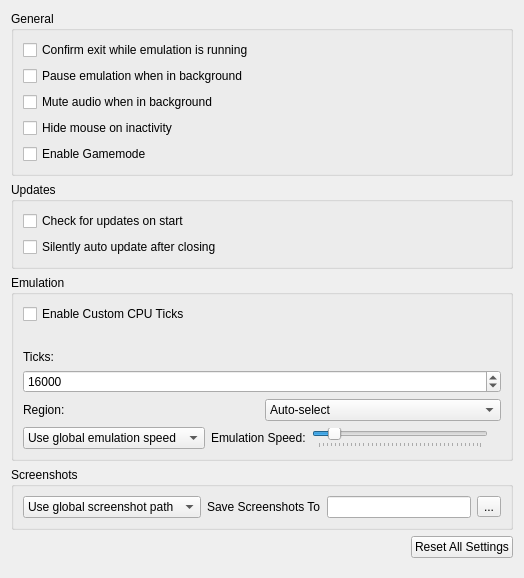
Above: src/citra_qt/configuration/configure_general.ui from kleidis/citra-enhanced before the change. Below: the same form after it.
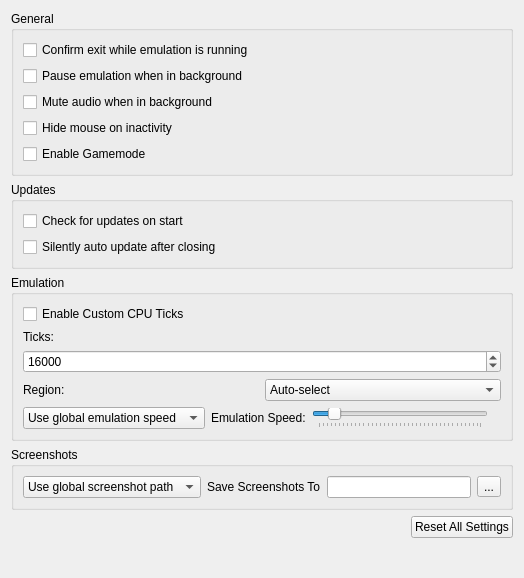
That is the form after the change.

Patch:
```diff
--- a/src/citra_qt/configuration/configure_general.ui
+++ b/src/citra_qt/configuration/configure_general.ui
@@ -99,19 +99,6 @@
           </property>
          </widget>
         </item>
-        <item>
-         <spacer name="horizontalSpacer">
-          <property name="orientation">
-           <enum>Qt::Horizontal</enum>
-          </property>
-          <property name="sizeHint" stdset="0">
-           <size>
-            <width>40</width>
-            <height>20</height>
-           </size>
-          </property>
-         </spacer>
-        </item>
         <item>
          <widget class="QLabel" name="label_2">
           <property name="text">
```
